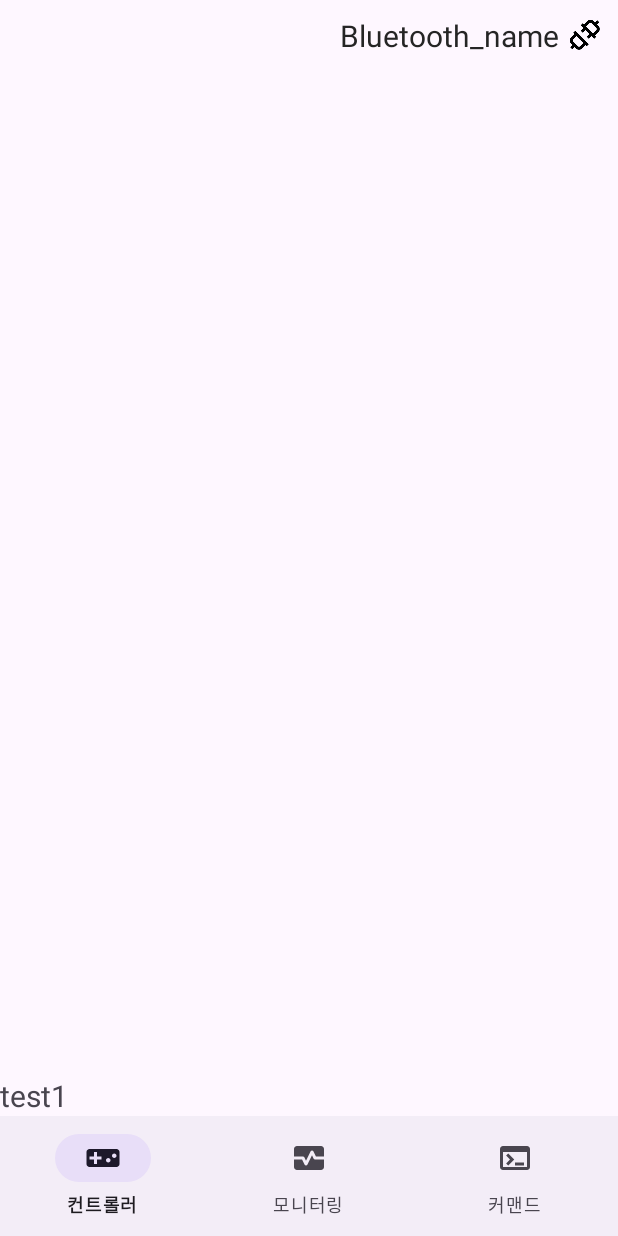
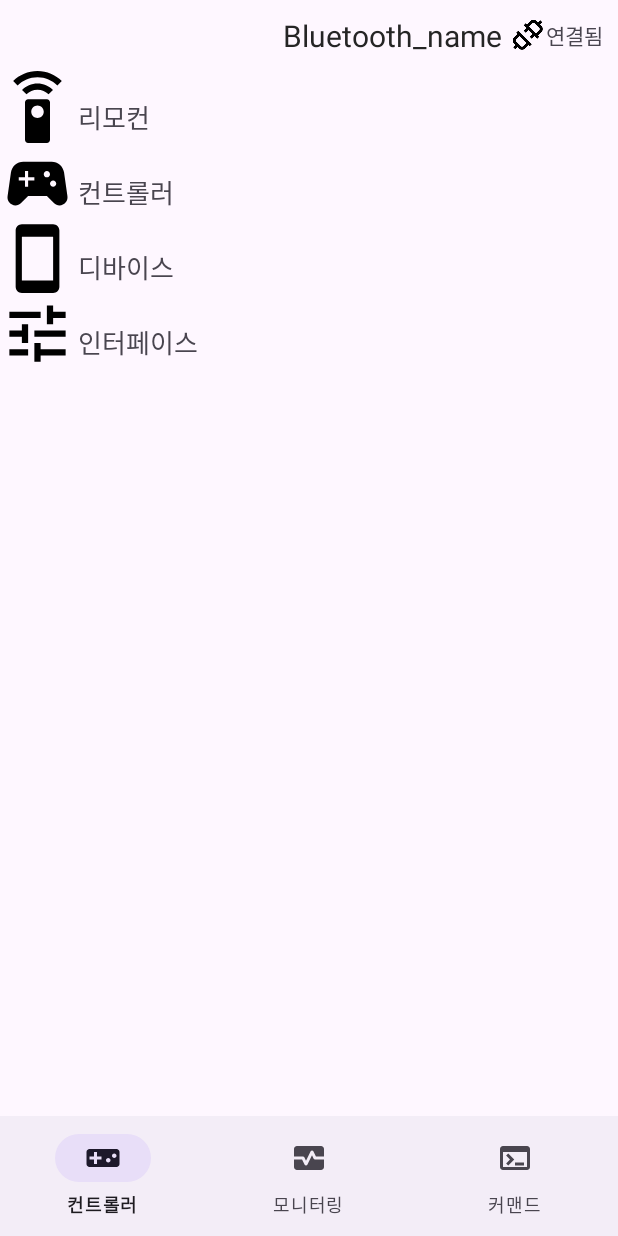
Before and after one commit to DeveloperSungHyun/BluetoothController, an Android app: the screen it shows after launch (MainActivity), on a phone screen of 412 x 824 dp. Run offline under Robolectric (Android 15) with nearby library versions, the phone set to English and light mode, and no system bars.

Commit message:
버튼, 스위치 레이아웃 추가_save

```diff
--- a/app/src/main/AndroidManifest.xml
+++ b/app/src/main/AndroidManifest.xml
@@ -22,6 +22,10 @@
             </intent-filter>
         </activity>
 
+        <activity android:name=".Controller.Remote.Button"/>
+        <activity android:name=".Controller.Remote.ButtonSettings"/>
+        <activity android:name=".Controller.Remote.Switch"/>
+        <activity android:name=".Controller.Remote.SwitchSettings"/>
     </application>
 
 </manifest>
--- a/app/src/main/java/com/DeveloperSunghyun/bluetoothcontroller/MainActivity.java
+++ b/app/src/main/java/com/DeveloperSunghyun/bluetoothcontroller/MainActivity.java
@@ -5,6 +5,8 @@ import androidx.appcompat.app.AppCompatActivity;
 
 import android.os.Bundle;
 import android.view.MenuItem;
+import android.view.View;
+import android.widget.TextView;
 
 import com.DeveloperSunghyun.bluetoothcontroller.FragmentView.Controller_FragmentView;
 import com.DeveloperSunghyun.bluetoothcontroller.FragmentView.Monitor_FragmentView;
@@ -12,11 +14,14 @@ import com.DeveloperSunghyun.bluetoothcontroller.FragmentView.Terminal_FragmentV
 import com.google.android.material.bottomnavigation.BottomNavigationView;
 import com.google.android.material.navigation.NavigationBarView;
 
+import org.w3c.dom.Text;
+
 public class MainActivity extends AppCompatActivity {
 
     BottomNavigationView BottomNavigationView_SelectButton;
 
     private void id_mapping(){
+
         BottomNavigationView_SelectButton = findViewById(R.id.BottomNavigationView_SelectButton);
     }
     @Override
@@ -25,7 +30,6 @@ public class MainActivity extends AppCompatActivity {
         setContentView(R.layout.activity_main);
 
         id_mapping();
-
 
         BottomNavigationView_SelectButton.setOnItemSelectedListener(new NavigationBarView.OnItemSelectedListener() {
             @Override
--- /dev/null
+++ b/app/src/main/res/drawable/controller_icon.xml
@@ -0,0 +1,5 @@
+<vector android:height="128dp" android:tint="#000000"
+    android:viewportHeight="24" android:viewportWidth="24"
+    android:width="128dp" xmlns:android="http://schemas.android.com/apk/res/android">
+    <path android:fillColor="@android:color/white" android:pathData="M21.58,16.09l-1.09,-7.66C20.21,6.46 18.52,5 16.53,5H7.47C5.48,5 3.79,6.46 3.51,8.43l-1.09,7.66C2.2,17.63 3.39,19 4.94,19h0c0.68,0 1.32,-0.27 1.8,-0.75L9,16h6l2.25,2.25c0.48,0.48 1.13,0.75 1.8,0.75h0C20.61,19 21.8,17.63 21.58,16.09zM11,11H9v2H8v-2H6v-1h2V8h1v2h2V11zM15,10c-0.55,0 -1,-0.45 -1,-1c0,-0.55 0.45,-1 1,-1s1,0.45 1,1C16,9.55 15.55,10 15,10zM17,13c-0.55,0 -1,-0.45 -1,-1c0,-0.55 0.45,-1 1,-1s1,0.45 1,1C18,12.55 17.55,13 17,13z"/>
+</vector>
--- /dev/null
+++ b/app/src/main/res/drawable/device_icon.xml
@@ -0,0 +1,5 @@
+<vector android:height="128dp" android:tint="#000000"
+    android:viewportHeight="24" android:viewportWidth="24"
+    android:width="128dp" xmlns:android="http://schemas.android.com/apk/res/android">
+    <path android:fillColor="@android:color/white" android:pathData="M3,17v2h6v-2L3,17zM3,5v2h10L13,5L3,5zM13,21v-2h8v-2h-8v-2h-2v6h2zM7,9v2L3,11v2h4v2h2L9,9L7,9zM21,13v-2L11,11v2h10zM15,9h2L17,7h4L21,5h-4L17,3h-2v6z"/>
+</vector>
--- /dev/null
+++ b/app/src/main/res/drawable/mobile_device.xml
@@ -0,0 +1,5 @@
+<vector android:height="128dp" android:tint="#000000"
+    android:viewportHeight="24" android:viewportWidth="24"
+    android:width="128dp" xmlns:android="http://schemas.android.com/apk/res/android">
+    <path android:fillColor="@android:color/white" android:pathData="M17,1.01L7,1c-1.1,0 -1.99,0.9 -1.99,2v18c0,1.1 0.89,2 1.99,2h10c1.1,0 2,-0.9 2,-2V3c0,-1.1 -0.9,-1.99 -2,-1.99zM17,19H7V5h10v14z"/>
+</vector>
--- /dev/null
+++ b/app/src/main/res/drawable/remote_icon.xml
@@ -0,0 +1,5 @@
+<vector android:height="128dp" android:tint="#000000"
+    android:viewportHeight="24" android:viewportWidth="24"
+    android:width="128dp" xmlns:android="http://schemas.android.com/apk/res/android">
+    <path android:fillColor="@android:color/white" android:pathData="M15,9L9,9c-0.55,0 -1,0.45 -1,1v12c0,0.55 0.45,1 1,1h6c0.55,0 1,-0.45 1,-1L16,10c0,-0.55 -0.45,-1 -1,-1zM12,15c-1.1,0 -2,-0.9 -2,-2s0.9,-2 2,-2 2,0.9 2,2 -0.9,2 -2,2zM7.05,6.05l1.41,1.41C9.37,6.56 10.62,6 12,6s2.63,0.56 3.54,1.46l1.41,-1.41C15.68,4.78 13.93,4 12,4s-3.68,0.78 -4.95,2.05zM12,0C8.96,0 6.21,1.23 4.22,3.22l1.41,1.41C7.26,3.01 9.51,2 12,2s4.74,1.01 6.36,2.64l1.41,-1.41C17.79,1.23 15.04,0 12,0z"/>
+</vector>
--- a/app/src/main/res/layout/activity_main.xml
+++ b/app/src/main/res/layout/activity_main.xml
@@ -12,7 +12,8 @@
         android:layout_height="wrap_content"
         android:orientation="horizontal"
         android:gravity="center|right"
-        android:padding="10dp">
+        android:padding="10dp"
+        android:animateLayoutChanges="true">
 
         <TextView
             android:id="@+id/TextView_BluetoothName"
@@ -27,6 +28,14 @@
             android:layout_width="wrap_content"
             android:layout_height="wrap_content"
             android:src="@drawable/connect"/>
+
+
+        <TextView
+            android:id="@+id/situation"
+            android:layout_width="wrap_content"
+            android:layout_height="wrap_content"
+            android:text="연결됨"
+            android:visibility="visible"/>
 
     </LinearLayout>
 
--- a/app/src/main/res/layout/controller_fragment_view.xml
+++ b/app/src/main/res/layout/controller_fragment_view.xml
@@ -2,12 +2,83 @@
 <LinearLayout xmlns:android="http://schemas.android.com/apk/res/android"
     android:layout_width="match_parent"
     android:layout_height="match_parent"
-    android:gravity="bottom">
+    android:orientation="vertical">
 
-    <TextView
+    <LinearLayout
         android:layout_width="wrap_content"
         android:layout_height="wrap_content"
-        android:text="test1"
-        android:textSize="20dp"/>
+        android:orientation="horizontal">
+
+        <com.google.android.material.imageview.ShapeableImageView
+            android:layout_width="50dp"
+            android:layout_height="50dp"
+            android:src="@drawable/remote_icon" />
+
+        <TextView
+            android:layout_width="wrap_content"
+            android:layout_height="wrap_content"
+            android:text="리모컨"
+            android:textSize="17dp"
+            android:layout_gravity="bottom"
+            android:layout_margin="2dp"/>
+
+    </LinearLayout>
+    <LinearLayout
+        android:layout_width="wrap_content"
+        android:layout_height="wrap_content"
+        android:orientation="horizontal">
+
+        <com.google.android.material.imageview.ShapeableImageView
+            android:layout_width="50dp"
+            android:layout_height="50dp"
+            android:src="@drawable/controller_icon" />
+
+        <TextView
+            android:layout_width="wrap_content"
+            android:layout_height="wrap_content"
+            android:text="컨트롤러"
+            android:textSize="17dp"
+            android:layout_gravity="bottom"
+            android:layout_margin="2dp"/>
+
+    </LinearLayout>
+    <LinearLayout
+        android:layout_width="wrap_content"
+        android:layout_height="wrap_content"
+        android:orientation="horizontal">
+
+        <com.google.android.material.imageview.ShapeableImageView
+            android:layout_width="50dp"
+            android:layout_height="50dp"
+            android:src="@drawable/mobile_device" />
+
+        <TextView
+            android:layout_width="wrap_content"
+            android:layout_height="wrap_content"
+            android:text="디바이스"
+            android:textSize="17dp"
+            android:layout_gravity="bottom"
+            android:layout_margin="2dp"/>
+
+    </LinearLayout>
+    <LinearLayout
+        android:layout_width="wrap_content"
+        android:layout_height="wrap_content"
+        android:orientation="horizontal">
+
+        <com.google.android.material.imageview.ShapeableImageView
+            android:layout_width="50dp"
+            android:layout_height="50dp"
+            android:src="@drawable/device_icon" />
+
+        <TextView
+            android:layout_width="wrap_content"
+            android:layout_height="wrap_content"
+            android:text="인터페이스"
+            android:textSize="17dp"
+            android:layout_gravity="bottom"
+            android:layout_margin="2dp"/>
+
+    </LinearLayout>
 
 </LinearLayout>
```
Also changed, not shown: app/src/main/java/com/DeveloperSunghyun/bluetoothcontroller/Controller/Remote/Button.java (added, +16 -0 lines), app/src/main/java/com/DeveloperSunghyun/bluetoothcontroller/Controller/Remote/ButtonSettings.java (added, +16 -0 lines), app/src/main/java/com/DeveloperSunghyun/bluetoothcontroller/Controller/Remote/Switch.java (added, +16 -0 lines), app/src/main/java/com/DeveloperSunghyun/bluetoothcontroller/Controller/Remote/SwitchSettings.java (added, +16 -0 lines), app/src/main/res/drawable/customize_switch1_selector.xml (added, +19 -0 lines), app/src/main/res/drawable/customize_switch1_thumb.xml (added, +28 -0 lines), app/src/main/res/layout/remote_button.xml (added, +13 -0 lines), app/src/main/res/layout/remote_button_settings.xml (added, +13 -0 lines), app/src/main/res/layout/remote_switch.xml (added, +25 -0 lines), app/src/main/res/layout/remote_switch_settings.xml (added, +25 -0 lines).
